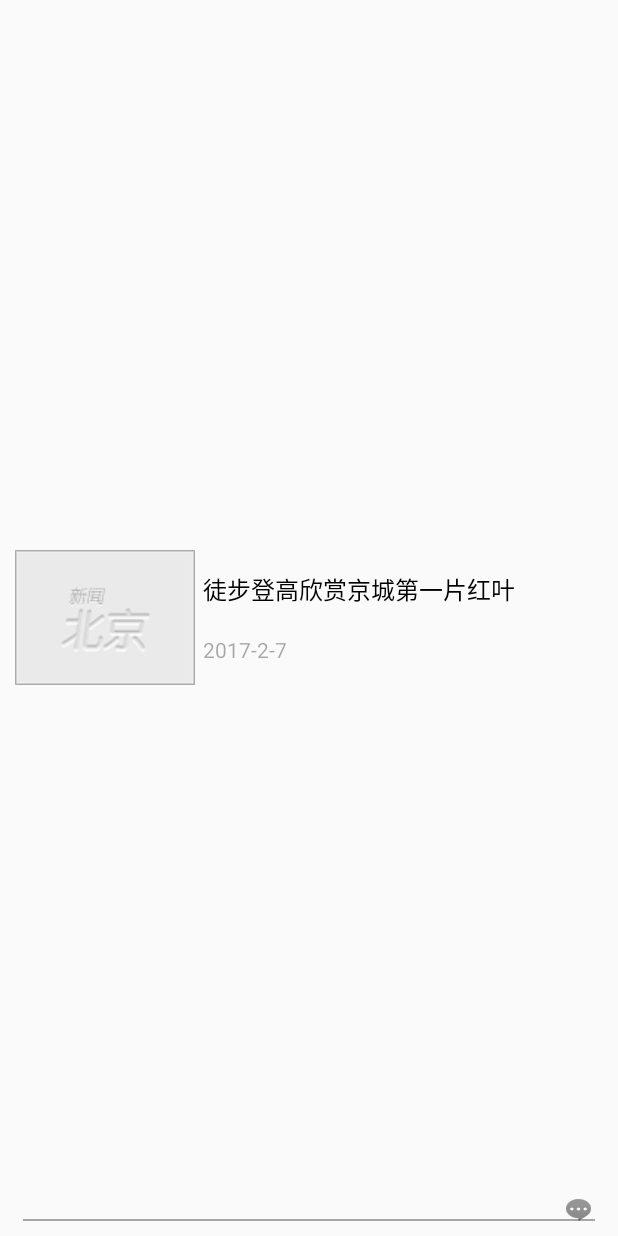
After one commit to tianxuewei1016/BeijingNewsTwo_0224, an Android app: the layout item_tab_detail.xml on its own in the app's theme, with its tools: preview values and no code run, on a phone screen of 412 x 824 dp. The commit adds this screen. Run offline under Robolectric (Android 15) with nearby library versions, the phone set to English and light mode, and no system bars.

Commit message:
列表新闻数据填充

```diff
--- /dev/null
+++ b/app/src/main/res/layout/item_tab_detail.xml
@@ -0,0 +1,65 @@
+<?xml version="1.0" encoding="utf-8"?>
+<FrameLayout xmlns:android="http://schemas.android.com/apk/res/android"
+    android:layout_width="match_parent"
+    android:layout_height="wrap_content"
+    android:padding="10dp">
+
+    <RelativeLayout xmlns:android="http://schemas.android.com/apk/res/android"
+        android:layout_width="match_parent"
+        android:layout_height="match_parent">
+
+        <ImageView
+            android:id="@+id/iv_icon"
+            android:layout_width="120dp"
+            android:layout_height="90dp"
+            android:layout_centerVertical="true"
+            android:scaleType="fitXY"
+            android:src="@drawable/news_pic_default" />
+
+        <LinearLayout
+            android:layout_width="wrap_content"
+            android:layout_height="wrap_content"
+            android:layout_centerVertical="true"
+            android:layout_marginLeft="5dp"
+            android:layout_toRightOf="@id/iv_icon"
+            android:gravity="center_vertical"
+            android:orientation="vertical">
+
+            <TextView
+                android:id="@+id/tv_desc"
+                android:layout_width="wrap_content"
+                android:layout_height="wrap_content"
+                android:lines="2"
+                android:text="徒步登高欣赏京城第一片红叶"
+                android:textColor="#000000"
+                android:textSize="16sp" />
+
+
+            <TextView
+                android:id="@+id/tv_time"
+                android:layout_width="wrap_content"
+                android:layout_height="wrap_content"
+                android:lines="1"
+                android:text="2017-2-7"
+                android:textColor="#55000000"
+                android:textSize="14sp" />
+        </LinearLayout>
+
+        <ImageView
+            android:layout_width="wrap_content"
+            android:layout_height="wrap_content"
+            android:layout_alignParentBottom="true"
+            android:layout_alignParentRight="true"
+            android:layout_marginBottom="8dp"
+            android:layout_marginRight="8dp"
+            android:src="@drawable/icon_news_comment_num" />
+
+        <View
+            android:layout_width="match_parent"
+            android:layout_height="1.0dp"
+            android:layout_alignParentBottom="true"
+            android:layout_marginLeft="5dp"
+            android:layout_marginRight="5dp"
+            android:background="#55000000" />
+    </RelativeLayout>
+</FrameLayout>
```
Also changed, not shown: app/src/main/java/com/atguigu/beijingnewstwo_0224/detailpager/TabDetailPager.java (+70 -3 lines), app/src/main/res/layout/pager_tab_detail.xml (+1 -38 lines), app/src/main/res/layout/tab_detail_topnews.xml (added, +40 -0 lines), app/src/main/res/drawable-hdpi/icon_news_comment_num.png (added).
